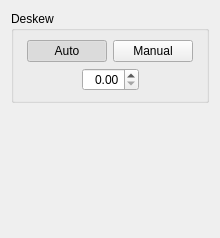
Old version of the form filters/deskew/ui/DeskewOptionsWidget.ui in the repository ImageProcessing-ElectronicPublications/scantailor-deviant.
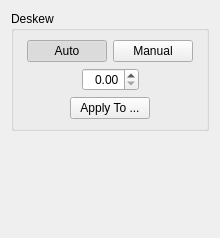
New version of the form.

Commit message: Added Apply dialog box to deskew

```diff
--- a/filters/deskew/ui/DeskewOptionsWidget.ui
+++ b/filters/deskew/ui/DeskewOptionsWidget.ui
@@ -18,9 +18,9 @@
      <property name="title" >
       <string>Deskew</string>
      </property>
-     <layout class="QVBoxLayout" >
+     <layout class="QVBoxLayout" name="verticalLayout">
       <item>
-       <layout class="QHBoxLayout" >
+       <layout class="QHBoxLayout">
         <item>
          <spacer>
           <property name="orientation" >
@@ -79,7 +79,7 @@
        </layout>
       </item>
       <item>
-       <layout class="QHBoxLayout" >
+       <layout class="QHBoxLayout">
         <item>
          <spacer>
           <property name="orientation" >
@@ -118,6 +118,43 @@
         </item>
        </layout>
       </item>
+      <item>
+       <layout class="QHBoxLayout" name="horizontalLayout">
+        <item>
+         <spacer name="horizontalSpacer_9">
+          <property name="orientation">
+           <enum>Qt::Horizontal</enum>
+          </property>
+          <property name="sizeHint" stdset="0">
+           <size>
+            <width>38</width>
+            <height>18</height>
+           </size>
+          </property>
+         </spacer>
+        </item>
+        <item>
+         <widget class="QPushButton" name="applyDeskewBtn">
+          <property name="text">
+           <string>Apply To ...</string>
+          </property>
+         </widget>
+        </item>
+        <item>
+         <spacer name="horizontalSpacer_10">
+          <property name="orientation">
+           <enum>Qt::Horizontal</enum>
+          </property>
+          <property name="sizeHint" stdset="0">
+           <size>
+            <width>28</width>
+            <height>18</height>
+           </size>
+          </property>
+         </spacer>
+        </item>
+       </layout>
+      </item>
      </layout>
     </widget>
    </item>
```
Left out of the diff: 59 changed lines with no effect on the pictures. The commit also changes 11 other files.
